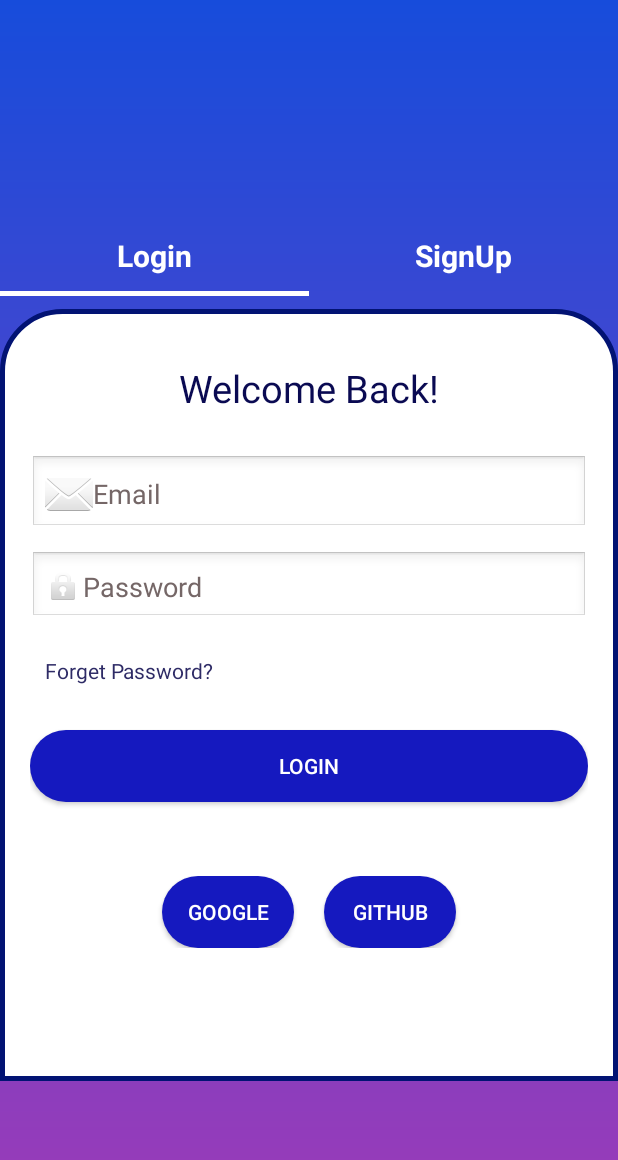
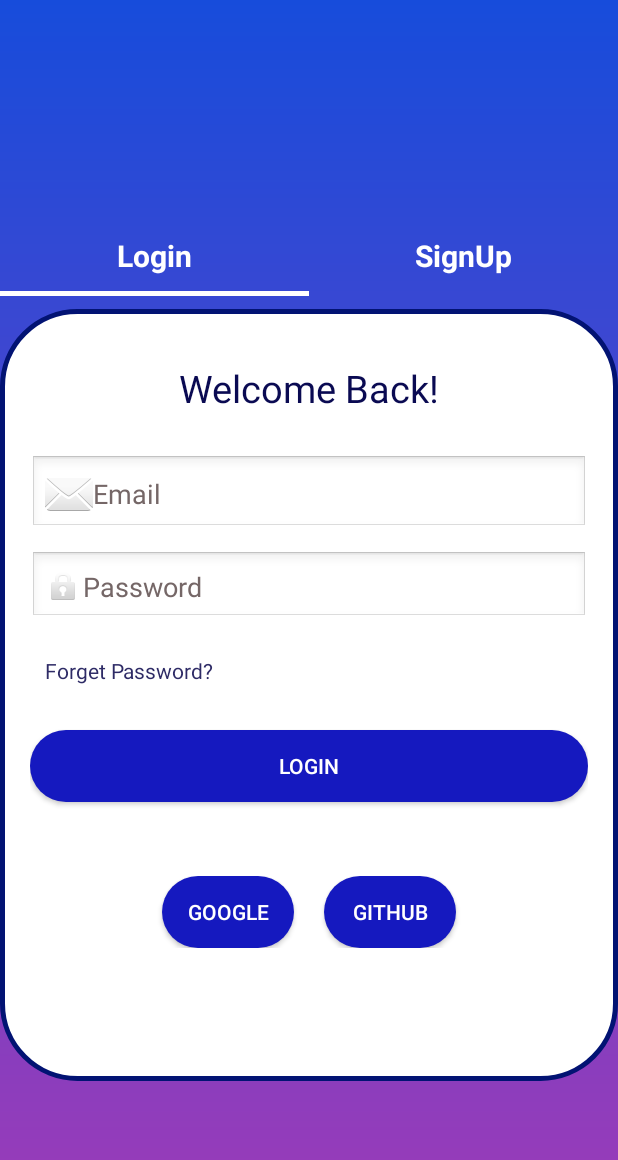
Before and after one commit to Nandani2005/cognitest, an Android app built with Jetpack Compose: the screen it shows after launch (loginpage), on a phone screen of 412 x 824 dp. Shown: the top 1160 px of the screen. Run offline under Robolectric (Android 15) with nearby library versions, the phone set to English and light mode, and no system bars.

Commit message:
new layout added

```diff
--- a/app/src/main/res/drawable/curvebg.xml
+++ b/app/src/main/res/drawable/curvebg.xml
@@ -2,6 +2,5 @@
 <shape xmlns:android="http://schemas.android.com/apk/res/android">
   <stroke android:color="#021373" android:width="3dp"/>
     <solid android:color="@color/white"/>
-    <corners android:topLeftRadius="40dp"
-        android:topRightRadius="40dp"/>
+  <corners android:radius="50dp"></corners>
 </shape>
```
